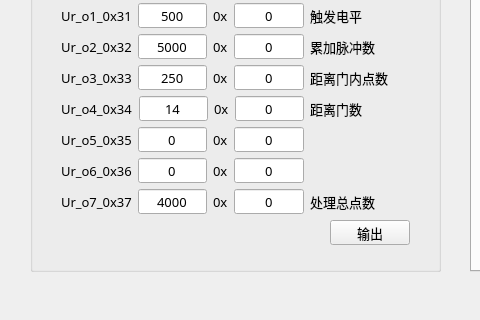
First picture: the form in mainwindow.ui, repository yaojiaojiao/CStreamingCaptureFinal, before the edit; both pictures show x 0 to 480 and y 372 to 692 of the 1139 by 692 pixel window.
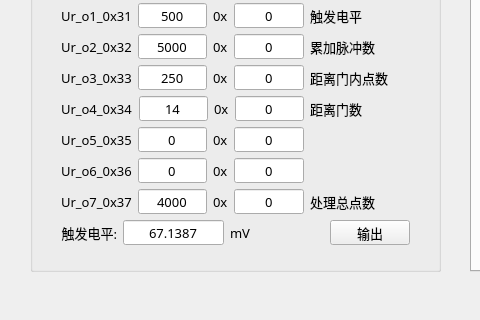
Second picture: the form after the edit.

Commit message: 增加了触发电平的显示

Patch:
```diff
--- a/mainwindow.ui
+++ b/mainwindow.ui
@@ -1250,6 +1250,77 @@
       </item>
       <item>
        <layout class="QHBoxLayout" name="horizontalLayout_19">
+        <item>
+         <widget class="QLabel" name="label_41">
+          <property name="font">
+           <font>
+            <family>微软雅黑</family>
+            <pointsize>10</pointsize>
+           </font>
+          </property>
+          <property name="layoutDirection">
+           <enum>Qt::LeftToRight</enum>
+          </property>
+          <property name="text">
+           <string>触发电平:</string>
+          </property>
+          <property name="alignment">
+           <set>Qt::AlignRight|Qt::AlignTrailing|Qt::AlignVCenter</set>
+          </property>
+         </widget>
+        </item>
+        <item>
+         <widget class="QLineEdit" name="lineEdit_LevelDisp">
+          <property name="enabled">
+           <bool>true</bool>
+          </property>
+          <property name="sizePolicy">
+           <sizepolicy hsizetype="MinimumExpanding" vsizetype="Fixed">
+            <horstretch>0</horstretch>
+            <verstretch>0</verstretch>
+           </sizepolicy>
+          </property>
+          <property name="minimumSize">
+           <size>
+            <width>40</width>
+            <height>0</height>
+           </size>
+          </property>
+          <property name="font">
+           <font>
+            <family>微软雅黑</family>
+           </font>
+          </property>
+          <property name="text">
+           <string>67.1387</string>
+          </property>
+          <property name="alignment">
+           <set>Qt::AlignCenter</set>
+          </property>
+          <property name="readOnly">
+           <bool>true</bool>
+          </property>
+         </widget>
+        </item>
+        <item>
+         <widget class="QLabel" name="label_42">
+          <property name="font">
+           <font>
+            <family>微软雅黑</family>
+            <pointsize>10</pointsize>
+           </font>
+          </property>
+          <property name="layoutDirection">
+           <enum>Qt::LeftToRight</enum>
+          </property>
+          <property name="text">
+           <string>mV</string>
+          </property>
+          <property name="alignment">
+           <set>Qt::AlignRight|Qt::AlignTrailing|Qt::AlignVCenter</set>
+          </property>
+         </widget>
+        </item>
         <item>
          <spacer name="horizontalSpacer_3">
           <property name="orientation">
```
The commit also changes 1 other file.
